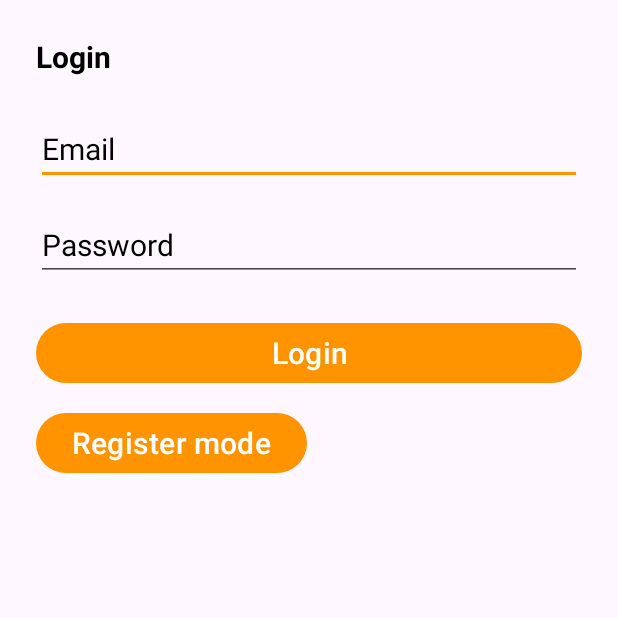
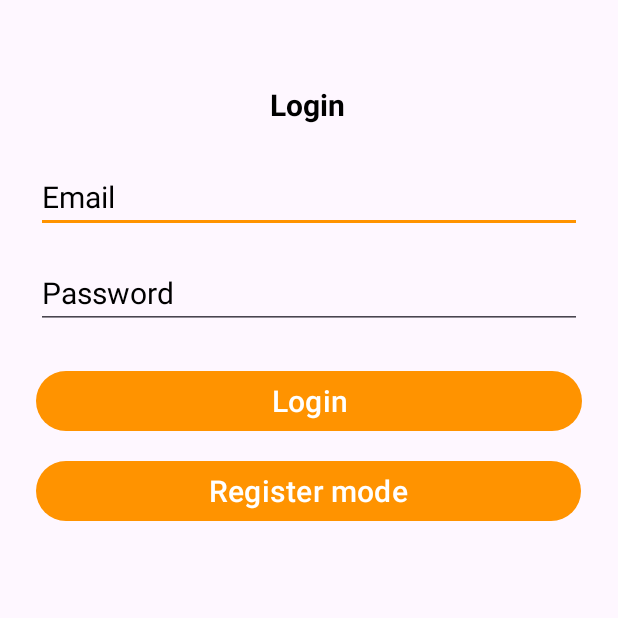
Before and after one commit to SpieluhrRage/Cinememories, an Android app: the screen it shows after launch (LoginActivity), on a phone screen of 412 x 824 dp, the top half of it. Run offline under Robolectric (Android 15) with nearby library versions, the phone set to English and light mode, and no system bars; our stand-ins replace Room's generated code.

Commit message:
new icon

```diff
--- a/app/src/main/res/layout/activity_login.xml
+++ b/app/src/main/res/layout/activity_login.xml
@@ -11,11 +11,13 @@
         android:id="@+id/textViewLoginTitle"
         android:layout_width="wrap_content"
         android:layout_height="wrap_content"
+        android:layout_marginStart="156dp"
+        android:layout_marginTop="32dp"
         android:text="Login"
+        android:textAppearance="?attr/textAppearanceHeadline5"
         android:textStyle="bold"
-        app:layout_constraintTop_toTopOf="parent"
         app:layout_constraintStart_toStartOf="parent"
-        android:textAppearance="?attr/textAppearanceHeadline5"/>
+        app:layout_constraintTop_toTopOf="parent" />
 
     <EditText
         android:id="@+id/editTextEmail"
@@ -64,11 +66,11 @@
 
     <Button
         android:id="@+id/buttonRegisterMode"
-        android:layout_width="wrap_content"
-        android:layout_height="wrap_content"
+        android:layout_width="363dp"
+        android:layout_height="48dp"
+        android:layout_marginTop="12dp"
         android:text="Register mode"
-        app:layout_constraintTop_toBottomOf="@id/buttonLogin"
         app:layout_constraintStart_toStartOf="parent"
-        android:layout_marginTop="12dp"/>
+        app:layout_constraintTop_toBottomOf="@id/buttonLogin" />
 
 </androidx.constraintlayout.widget.ConstraintLayout>
--- a/app/src/main/res/values/colors.xml
+++ b/app/src/main/res/values/colors.xml
@@ -5,7 +5,7 @@
     <color name="addFilmButton">#FF9300</color>
     <color name="nightBackground">#07133f</color>
     <color name="appBackground">#F6F1FF</color>
-
+    <color name="ic_launcher_bg">#E9E2FF</color>
     <color name="bottom_nav_bg">#E9E2FF</color>
     <color name="bottom_nav_active">#2D1B69</color>
     <color name="bottom_nav_inactive">#8B86A6</color>
```
Also changed, not shown: app/src/main/res/drawable/ic_clapper_foreground.xml (added, +78 -0 lines), app/src/main/res/mipmap-anydpi-v26/ic_launcher.xml (+4 -3 lines), app/src/main/res/mipmap-anydpi-v26/ic_launcher_round.xml (+4 -3 lines).
